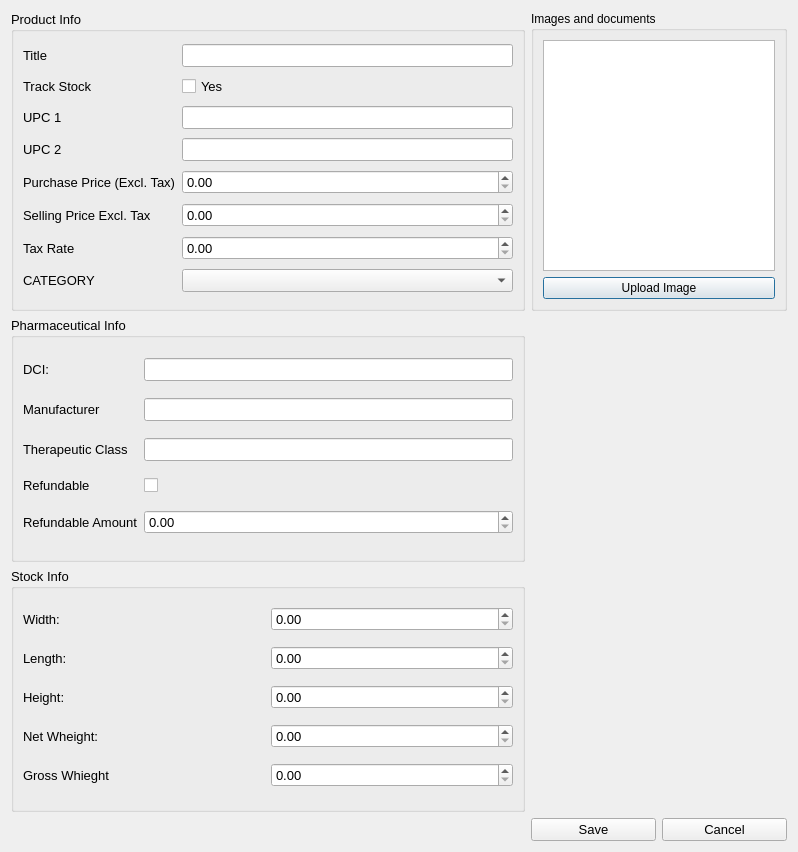
Old version of the form catalog/products_ui/AddProductDialog.ui in the repository cubicalia/apotekia.
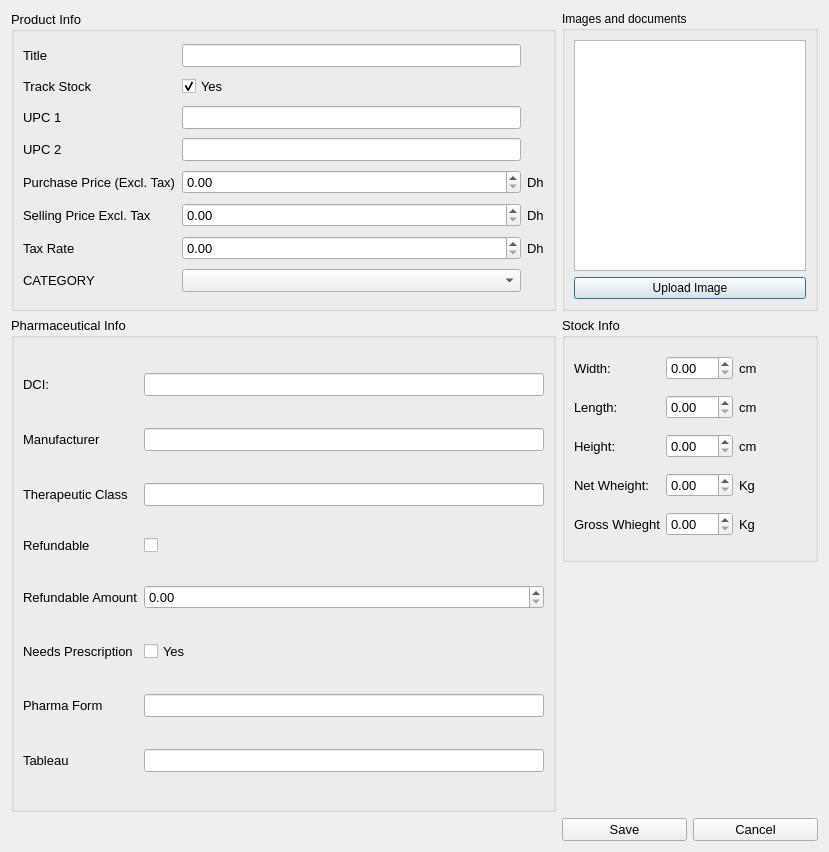
New version of the form.

```diff
--- a/catalog/products_ui/AddProductDialog.ui
+++ b/catalog/products_ui/AddProductDialog.ui
@@ -6,7 +6,7 @@
    <rect>
     <x>0</x>
     <y>0</y>
-    <width>798</width>
+    <width>829</width>
     <height>852</height>
    </rect>
   </property>
@@ -25,6 +25,15 @@
       <string>Product Info</string>
      </property>
      <layout class="QGridLayout" name="gridLayout">
+      <item row="3" column="1">
+       <widget class="QLineEdit" name="lineEdit_6"/>
+      </item>
+      <item row="0" column="1">
+       <widget class="QLineEdit" name="lineEdit"/>
+      </item>
+      <item row="2" column="1">
+       <widget class="QLineEdit" name="lineEdit_4"/>
+      </item>
       <item row="1" column="0">
        <widget class="QLabel" name="label_2">
         <property name="text">
@@ -81,21 +90,25 @@
         </property>
        </widget>
       </item>
-      <item row="0" column="1">
-       <widget class="QLineEdit" name="lineEdit"/>
-      </item>
-      <item row="2" column="1">
-       <widget class="QLineEdit" name="lineEdit_4"/>
-      </item>
-      <item row="3" column="1">
-       <widget class="QLineEdit" name="lineEdit_6"/>
-      </item>
       <item row="4" column="1">
        <widget class="QDoubleSpinBox" name="doubleSpinBox"/>
       </item>
       <item row="5" column="1">
        <widget class="QDoubleSpinBox" name="doubleSpinBox_2"/>
       </item>
+      <item row="1" column="1">
+       <widget class="QCheckBox" name="checkBox">
+        <property name="text">
+         <string>Yes</string>
+        </property>
+        <property name="checked">
+         <bool>true</bool>
+        </property>
+       </widget>
+      </item>
+      <item row="7" column="1">
+       <widget class="QComboBox" name="comboBox"/>
+      </item>
       <item row="6" column="1">
        <widget class="QDoubleSpinBox" name="doubleSpinBox_3">
         <property name="maximum">
@@ -103,13 +116,24 @@
         </property>
        </widget>
       </item>
-      <item row="7" column="1">
-       <widget class="QComboBox" name="comboBox"/>
+      <item row="5" column="2">
+       <widget class="QLabel" name="label_9">
+        <property name="text">
+         <string>Dh</string>
+        </property>
+       </widget>
       </item>
-      <item row="1" column="1">
-       <widget class="QCheckBox" name="checkBox">
+      <item row="4" column="2">
+       <widget class="QLabel" name="label_8">
         <property name="text">
-         <string>Yes</string>
+         <string>Dh</string>
+        </property>
+       </widget>
+      </item>
+      <item row="6" column="2">
+       <widget class="QLabel" name="label_11">
+        <property name="text">
+         <string>Dh</string>
         </property>
        </widget>
       </item>
@@ -141,7 +165,130 @@
      </layout>
     </widget>
    </item>
-   <item row="1" column="0">
+   <item row="3" column="1">
+    <widget class="QPushButton" name="pushButton_2">
+     <property name="font">
+      <font>
+       <pointsize>10</pointsize>
+      </font>
+     </property>
+     <property name="text">
+      <string>Save</string>
+     </property>
+    </widget>
+   </item>
+   <item row="3" column="2">
+    <widget class="QPushButton" name="pushButton_3">
+     <property name="font">
+      <font>
+       <pointsize>10</pointsize>
+      </font>
+     </property>
+     <property name="text">
+      <string>Cancel</string>
+     </property>
+    </widget>
+   </item>
+   <item row="1" column="1" colspan="2">
+    <widget class="QGroupBox" name="groupBox_3">
+     <property name="font">
+      <font>
+       <pointsize>10</pointsize>
+      </font>
+     </property>
+     <property name="title">
+      <string>Stock Info</string>
+     </property>
+     <layout class="QGridLayout" name="gridLayout_4">
+      <item row="4" column="1">
+       <widget class="QDoubleSpinBox" name="widthDoubleSpinBox_5"/>
+      </item>
+      <item row="3" column="0">
+       <widget class="QLabel" name="widthLabel_4">
+        <property name="text">
+         <string>Net Wheight:</string>
+        </property>
+       </widget>
+      </item>
+      <item row="1" column="0">
+       <widget class="QLabel" name="widthLabel_3">
+        <property name="text">
+         <string>Length:</string>
+        </property>
+       </widget>
+      </item>
+      <item row="0" column="0">
+       <widget class="QLabel" name="widthLabel">
+        <property name="text">
+         <string>Width:</string>
+        </property>
+       </widget>
+      </item>
+      <item row="1" column="1">
+       <widget class="QDoubleSpinBox" name="widthDoubleSpinBox_3"/>
+      </item>
+      <item row="0" column="1">
+       <widget class="QDoubleSpinBox" name="widthDoubleSpinBox"/>
+      </item>
+      <item row="2" column="1">
+       <widget class="QDoubleSpinBox" name="widthDoubleSpinBox_2"/>
+      </item>
+      <item row="3" column="1">
+       <widget class="QDoubleSpinBox" name="widthDoubleSpinBox_4"/>
+      </item>
+      <item row="4" column="0">
+       <widget class="QLabel" name="widthLabel_5">
+        <property name="text">
+         <string>Gross Whieght</string>
+        </property>
+       </widget>
+      </item>
+      <item row="2" column="0">
+       <widget class="QLabel" name="widthLabel_2">
+        <property name="text">
+         <string>Height:</string>
+        </property>
+       </widget>
+      </item>
+      <item row="0" column="2">
+       <widget class="QLabel" name="label_12">
+        <property name="text">
+         <string>cm</string>
+        </property>
+       </widget>
+      </item>
+      <item row="1" column="2">
+       <widget class="QLabel" name="label_13">
+        <property name="text">
+         <string>cm</string>
+        </property>
+       </widget>
+      </item>
+      <item row="2" column="2">
+       <widget class="QLabel" name="label_14">
+        <property name="text">
+         <string>cm</string>
+        </property>
+       </widget>
+      </item>
+      <item row="3" column="2">
+       <widget class="QLabel" name="label_15">
+        <property name="text">
+         <string>Kg</string>
+        </property>
+       </widget>
+      </item>
+      <item row="4" column="2">
+       <widget class="QLabel" name="label_16">
+        <property name="text">
+         <string>Kg</string>
+        </property>
+       </widget>
+      </item>
+     </layout>
+    </widget>
+   </item>
+   <item row="1" column="0" rowspan="2">
     <widget class="QGroupBox" name="groupBox_2">
      <property name="font">
       <font>
@@ -152,15 +299,22 @@
       <string>Pharmaceutical Info</string>
      </property>
      <layout class="QGridLayout" name="gridLayout_2">
-      <item row="0" column="0">
-       <widget class="QLabel" name="refLabel_2">
+      <item row="6" column="0">
+       <widget class="QLabel" name="label_18">
         <property name="text">
-         <string>DCI:</string>
+         <string>Pharma Form</string>
         </property>
        </widget>
       </item>
-      <item row="0" column="1">
-       <widget class="QLineEdit" name="refLineEdit_2"/>
+      <item row="6" column="1">
+       <widget class="QLineEdit" name="lineEdit_2"/>
+      </item>
+      <item row="5" column="0">
+       <widget class="QLabel" name="label_17">
+        <property name="text">
+         <string>Needs Prescription</string>
+        </property>
+       </widget>
       </item>
       <item row="1" column="0">
        <widget class="QLabel" name="stateLabel_2">
@@ -169,6 +323,13 @@
         </property>
        </widget>
       </item>
+      <item row="0" column="0">
+       <widget class="QLabel" name="refLabel_2">
+        <property name="text">
+         <string>DCI:</string>
+        </property>
+       </widget>
+      </item>
       <item row="1" column="1">
        <widget class="QLineEdit" name="refLineEdit_3"/>
       </item>
@@ -182,6 +343,15 @@
       <item row="2" column="1">
        <widget class="QLineEdit" name="therapeuticClassLineEdit"/>
       </item>
+      <item row="4" column="1">
+       <widget class="QDoubleSpinBox" name="doubleSpinBox_4"/>
+      </item>
+      <item row="0" column="1">
+       <widget class="QLineEdit" name="refLineEdit_2"/>
+      </item>
+      <item row="3" column="1">
+       <widget class="QCheckBox" name="refundableCheckBox"/>
+      </item>
       <item row="3" column="0">
        <widget class="QLabel" name="refundableLabel">
         <property name="text">
@@ -189,9 +359,6 @@
         </property>
        </widget>
       </item>
-      <item row="3" column="1">
-       <widget class="QCheckBox" name="refundableCheckBox"/>
-      </item>
       <item row="4" column="0">
        <widget class="QLabel" name="refundableAmountLabel">
         <property name="text">
@@ -199,100 +366,26 @@
         </property>
        </widget>
       </item>
-      <item row="4" column="1">
-       <widget class="QDoubleSpinBox" name="doubleSpinBox_4"/>
-      </item>
-     </layout>
-    </widget>
-   </item>
-   <item row="2" column="0">
-    <widget class="QGroupBox" name="groupBox_3">
-     <property name="font">
-      <font>
-       <pointsize>10</pointsize>
-      </font>
-     </property>
-     <property name="title">
-      <string>Stock Info</string>
-     </property>
-     <layout class="QGridLayout" name="gridLayout_4">
-      <item row="0" column="0">
-       <widget class="QLabel" name="widthLabel">
+      <item row="5" column="1">
+       <widget class="QCheckBox" name="checkBox_2">
         <property name="text">
-         <string>Width:</string>
+         <string>Yes</string>
         </property>
        </widget>
       </item>
-      <item row="0" column="1">
-       <widget class="QDoubleSpinBox" name="widthDoubleSpinBox"/>
+      <item row="7" column="1">
+       <widget class="QLineEdit" name="lineEdit_3"/>
       </item>
-      <item row="1" column="0">
-       <widget class="QLabel" name="widthLabel_3">
+      <item row="7" column="0">
+       <widget class="QLabel" name="label_19">
         <property name="text">
-         <string>Length:</string>
+         <string>Tableau</string>
         </property>
        </widget>
       </item>
-      <item row="1" column="1">
-       <widget class="QDoubleSpinBox" name="widthDoubleSpinBox_3"/>
-      </item>
-      <item row="2" column="0">
-       <widget class="QLabel" name="widthLabel_2">
-        <property name="text">
-         <string>Height:</string>
-        </property>
-       </widget>
-      </item>
-      <item row="2" column="1">
-       <widget class="QDoubleSpinBox" name="widthDoubleSpinBox_2"/>
-      </item>
-      <item row="3" column="0">
-       <widget class="QLabel" name="widthLabel_4">
-        <property name="text">
-         <string>Net Wheight:</string>
-        </property>
-       </widget>
-      </item>
-      <item row="3" column="1">
-       <widget class="QDoubleSpinBox" name="widthDoubleSpinBox_4"/>
-      </item>
-      <item row="4" column="0">
-       <widget class="QLabel" name="widthLabel_5">
-        <property name="text">
-         <string>Gross Whieght</string>
-        </property>
-       </widget>
-      </item>
-      <item row="4" column="1">
-       <widget class="QDoubleSpinBox" name="widthDoubleSpinBox_5"/>
-      </item>
      </layout>
     </widget>
    </item>
-   <item row="3" column="1">
-    <widget class="QPushButton" name="pushButton_2">
-     <property name="font">
-      <font>
-       <pointsize>10</pointsize>
-      </font>
-     </property>
-     <property name="text">
-      <string>Save</string>
-     </property>
-    </widget>
-   </item>
-   <item row="3" column="2">
-    <widget class="QPushButton" name="pushButton_3">
-     <property name="font">
-      <font>
-       <pointsize>10</pointsize>
-      </font>
-     </property>
-     <property name="text">
-      <string>Cancel</string>
-     </property>
-    </widget>
-   </item>
   </layout>
  </widget>
  <resources/>
```
